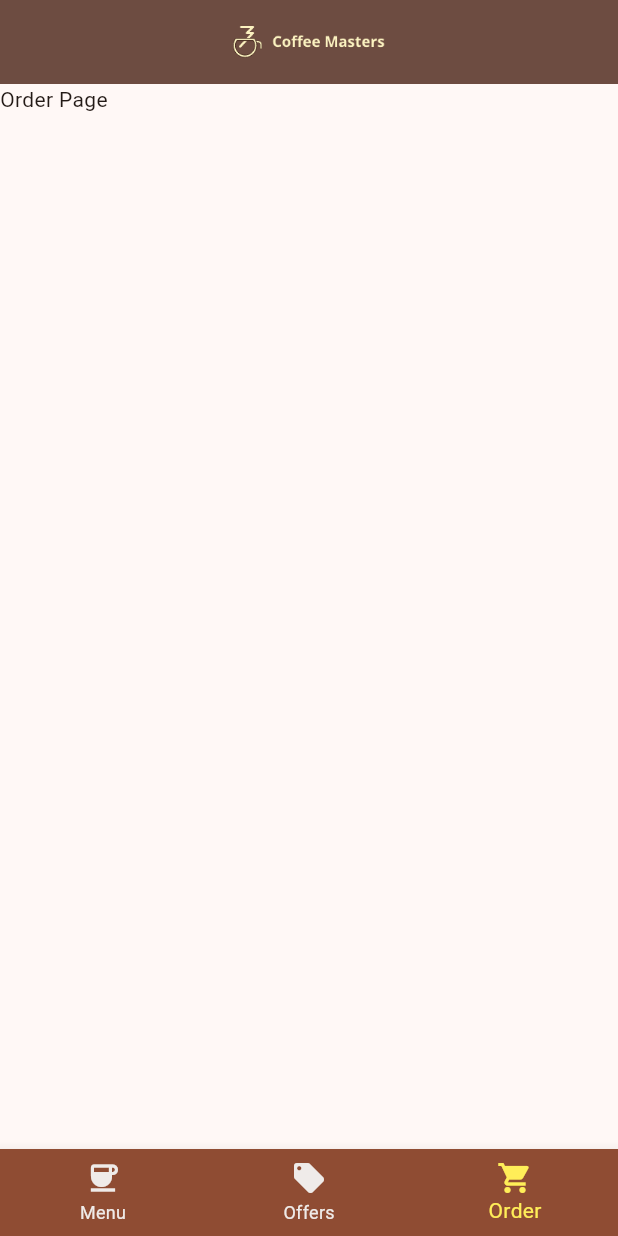
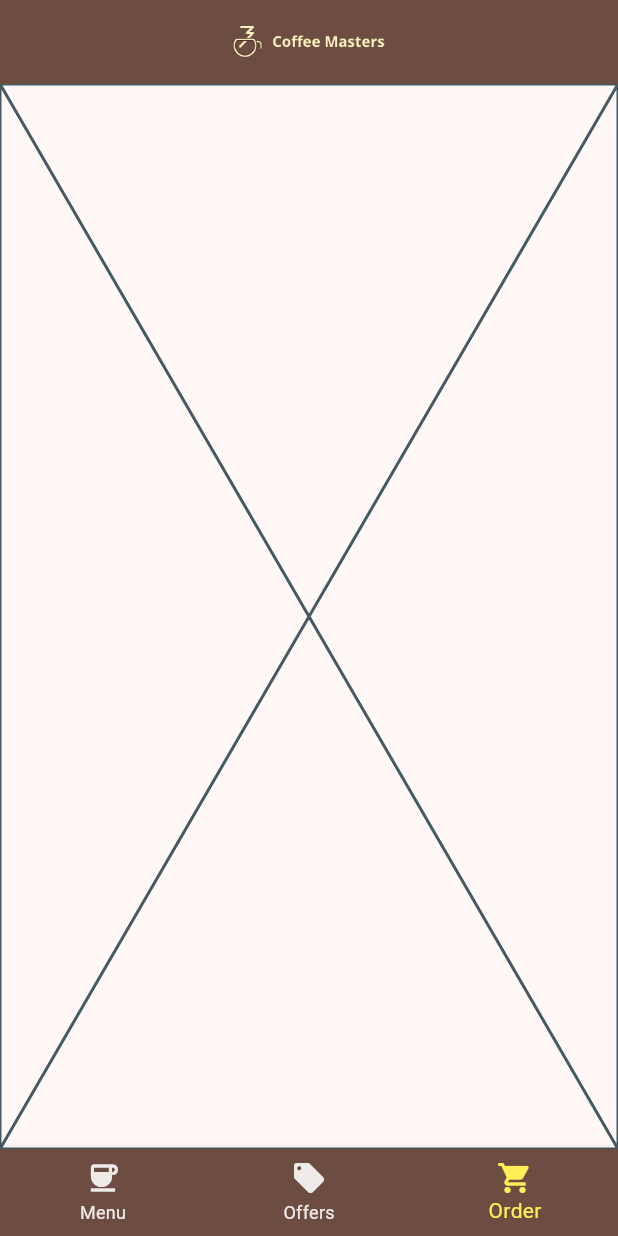
Before and after one commit to isura3147/flutter_app, a Flutter app: the screen it shows after launch, item 3 of the bottom bar chosen, on a phone screen of 412 x 824 dp. Run offline on Flutter 3.47's test engine with Material 3 defaults, Android fonts, the phone set to English and light mode, and no system bars.

Commit message:
Refactor to Pages folder

```diff
--- a/lib/main.dart
+++ b/lib/main.dart
@@ -1,4 +1,6 @@
-import 'package:coffemasters_flutter/offerspage.dart';
+import 'package:coffemasters_flutter/pages/offerspage.dart';
+import 'package:coffemasters_flutter/pages/orderspage.dart';
+import 'package:coffemasters_flutter/pages/menupage.dart';
 import 'package:flutter/material.dart';
 
 void main() {
@@ -85,13 +87,13 @@ class _MyHomePageState extends State<MyHomePage> {
 
     switch (_selectedIndex) {
       case 0:
-        currentWidgetPage = Text("Menu Page");
+        currentWidgetPage = MenuPage();
         break;
       case 1:
         currentWidgetPage = Offerspage();
         break;
       case 2:
-        currentWidgetPage = Text("Order Page");
+        currentWidgetPage = OrdersPage();
         break;
       default:
     }
@@ -106,7 +108,7 @@ class _MyHomePageState extends State<MyHomePage> {
             _selectedIndex = newIndex;
           });
         },
-        backgroundColor: Theme.of(context).primaryColor,
+        backgroundColor: Colors.brown.shade600,
         selectedItemColor: Colors.yellow[400],
         unselectedItemColor: Colors.brown[50],
         items: [
--- /dev/null
+++ b/lib/pages/orderspage.dart
@@ -0,0 +1,10 @@
+import 'package:flutter/material.dart';
+
+class OrdersPage extends StatelessWidget {
+  const OrdersPage({super.key});
+
+  @override
+  Widget build(BuildContext context) {
+    return const Placeholder();
+  }
+}
```
Also changed, not shown: lib/pages/menupage.dart (added, +10 -0 lines), lib/pages/offerspage.dart (renamed from lib/offerspage.dart).
